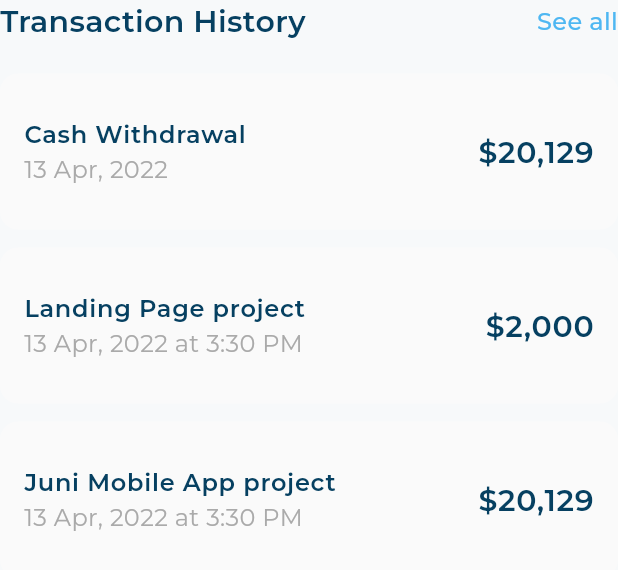
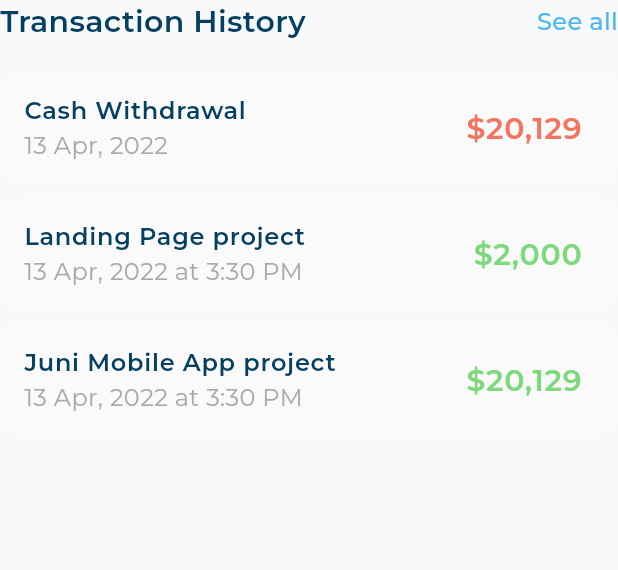
Before and after one commit to Nidhal-Khazene/Invoicing-Dashboard, a Flutter app: the TransectionHistory widget shown alone on an empty page, opened directly, on a phone screen of 412 x 824 dp. Shown: the top 570 px of the screen. Run offline on Flutter 3.47's test engine with Material 3 defaults, Android fonts, the phone set to English and light mode, and no system bars; our stand-ins replace expandable_page_view, flutter_svg.

```diff
--- a/lib/widgets/custom_transection_list_tile.dart
+++ b/lib/widgets/custom_transection_list_tile.dart
@@ -6,21 +6,17 @@ class CustomTransectionListTile extends StatelessWidget {
   const CustomTransectionListTile({
     super.key,
     required this.transectionListTileModel,
-    this.trailingTextColor,
   });
   final TransectionListTileModel transectionListTileModel;
-  final Color? trailingTextColor;
   @override
   Widget build(BuildContext context) {
     return Container(
       width: double.infinity,
-      padding: const EdgeInsets.all(16),
       decoration: ShapeDecoration(
         color: const Color(0xFFFAFAFA),
         shape: RoundedRectangleBorder(borderRadius: BorderRadius.circular(12)),
       ),
       child: ListTile(
-        contentPadding: EdgeInsets.zero,
         title: Text(
           transectionListTileModel.title,
           style: AppStyles.semiBold16,
@@ -31,7 +27,9 @@ class CustomTransectionListTile extends StatelessWidget {
         ),
         trailing: Text(
           transectionListTileModel.trailingTitle,
-          style: AppStyles.semiBold20.copyWith(color: trailingTextColor),
+          style: AppStyles.semiBold20.copyWith(
+            color: transectionListTileModel.trailingTitleColor,
+          ),
         ),
       ),
     );
--- a/lib/widgets/transection_history.dart
+++ b/lib/widgets/transection_history.dart
@@ -14,16 +14,20 @@ class TransectionHistory extends StatefulWidget {
 class _TransectionHistoryState extends State<TransectionHistory> {
   List<TransectionListTileModel> items = const [
     TransectionListTileModel(
+      trailingTitleColor: Color(0xffF3735E),
       title: "Cash Withdrawal",
       subtitle: "13 Apr, 2022 ",
       trailingTitle: r"$20,129",
     ),
     TransectionListTileModel(
+      trailingTitleColor: Color(0xff7DD97B),
       title: "Landing Page project",
       subtitle: "13 Apr, 2022 at 3:30 PM",
       trailingTitle: r"$2,000",
     ),
     TransectionListTileModel(
+      trailingTitleColor: Color(0xff7DD97B),
+
       title: "Juni Mobile App project",
       subtitle: "13 Apr, 2022 at 3:30 PM",
       trailingTitle: r"$20,129",
--- a/lib/widgets/transection_list_tile_model.dart
+++ b/lib/widgets/transection_list_tile_model.dart
@@ -1,7 +1,11 @@
+import 'package:flutter/material.dart';
+
 class TransectionListTileModel {
   final String title, subtitle, trailingTitle;
+  final Color trailingTitleColor;
 
   const TransectionListTileModel({
+    required this.trailingTitleColor,
     required this.title,
     required this.subtitle,
     required this.trailingTitle,
```
Also changed, not shown: lib/widgets/income_section.dart (added, +10 -0 lines), lib/widgets/income_section_header.dart (added, +10 -0 lines).
